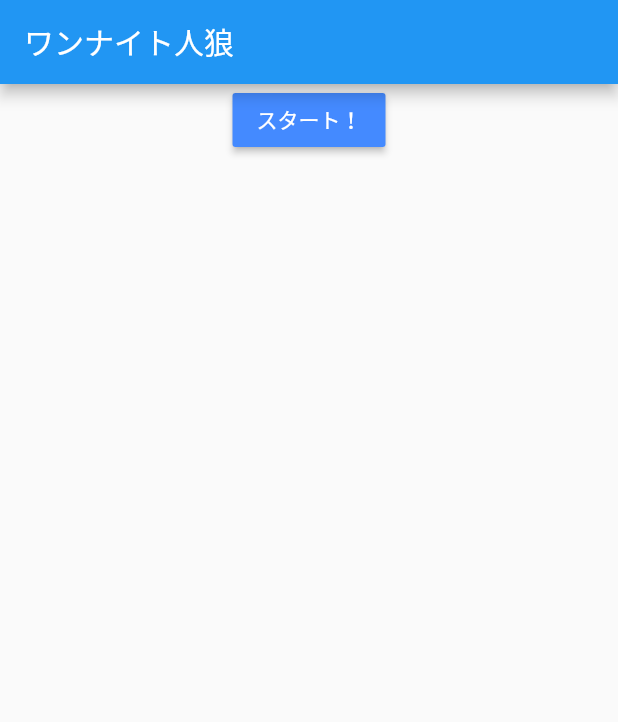
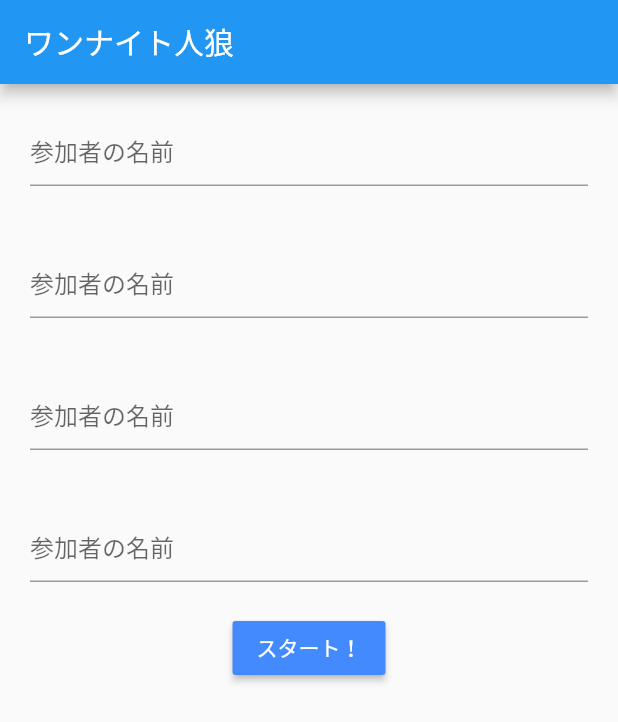
Before and after one commit to kewpie134134/jinro_flutter, a Flutter app: the screen it shows after launch, on a phone screen of 412 x 824 dp. Shown: the top 722 px of the screen. Run offline on Flutter 3.47's test engine with Material 2 defaults, Android fonts, the phone set to English and light mode, and no system bars; our stand-ins replace flutter_hooks, hooks_riverpod.

Commit message:
[add] 入力ボックス追加

```diff
--- a/lib/pages/start.dart
+++ b/lib/pages/start.dart
@@ -2,6 +2,13 @@ import 'package:flutter/material.dart';
 import 'package:flutter_hooks/flutter_hooks.dart';
 
 class StartApp extends HookWidget {
+  final List<TextEditingController> controllers = [
+    TextEditingController(),
+    TextEditingController(),
+    TextEditingController(),
+    TextEditingController()
+  ];
+
   @override
   Widget build(BuildContext context) {
     return Scaffold(
@@ -9,6 +16,9 @@ class StartApp extends HookWidget {
       body: Center(
         child: Column(
           children: [
+            Column(
+              children: createPlayerWidgets(),
+            ),
             MaterialButton(
               onPressed: () => {},
               child: Text('スタート！'),
@@ -20,4 +30,22 @@ class StartApp extends HookWidget {
       ),
     );
   }
+
+  List<Widget> createPlayerWidgets() {
+    List<Widget> players = [];
+    for (int i = 0; i < 4; i++) {
+      players.add(
+        Padding(
+          padding: EdgeInsets.all(20),
+          child: TextFormField(
+            controller: controllers[i],
+            decoration: const InputDecoration(
+              hintText: '参加者の名前',
+            ),
+          ),
+        ),
+      );
+    }
+    return players;
+  }
 }
```
